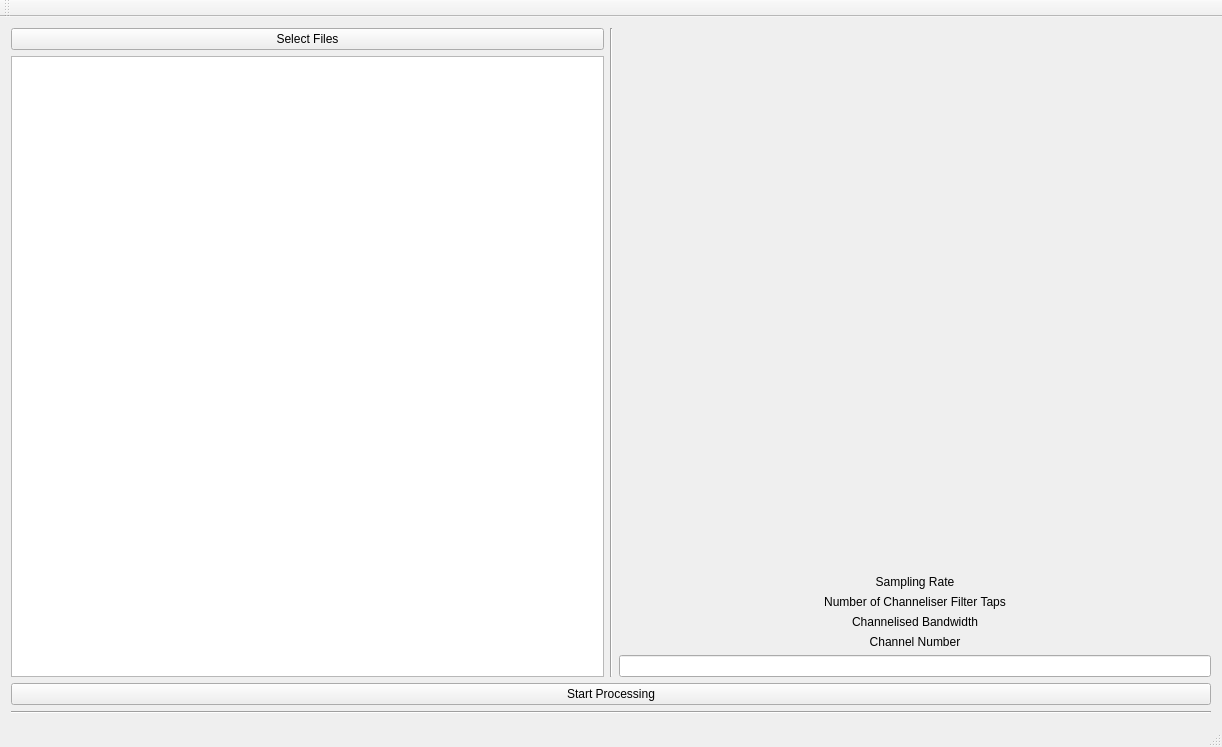
Before: the Qt Designer form mainwindow.ui in icyveins7/SignalObserver, drawn with Qt 5.
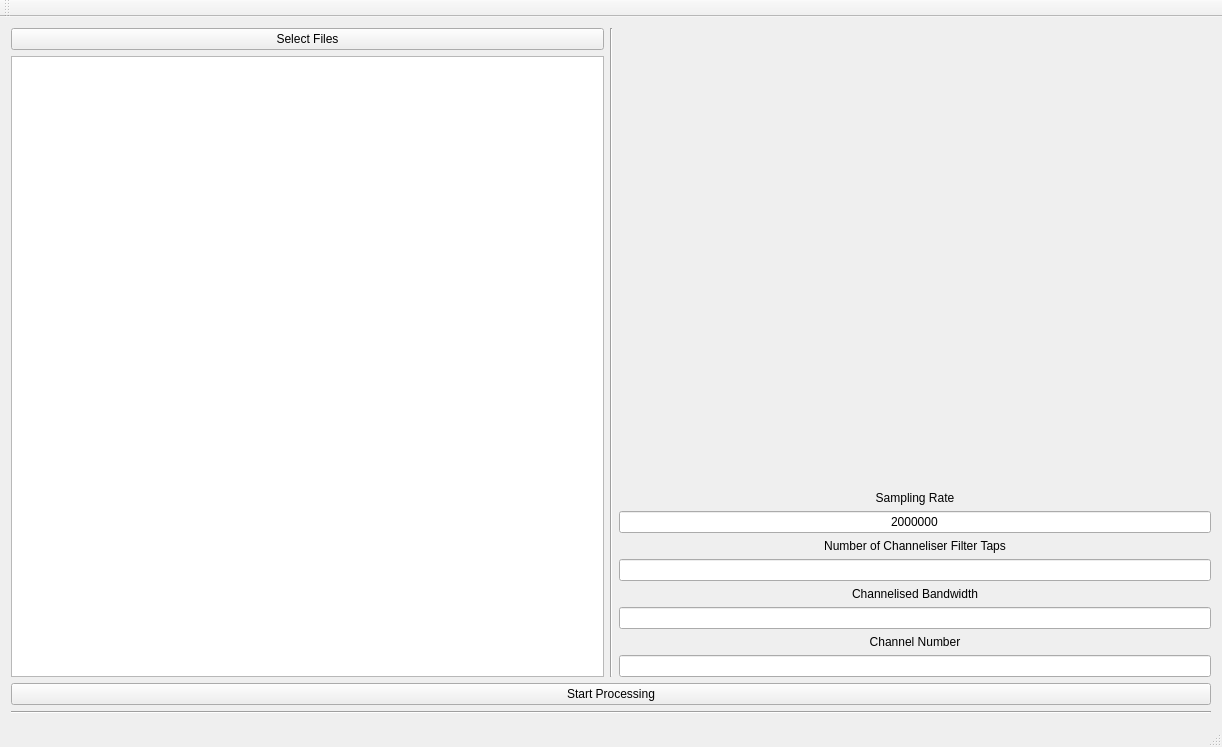
After: the same form once the commit is applied.

```diff
--- a/mainwindow.ui
+++ b/mainwindow.ui
@@ -65,6 +65,16 @@
             </property>
            </widget>
           </item>
+          <item>
+           <widget class="QLineEdit" name="fsEdit">
+            <property name="text">
+             <string>2000000</string>
+            </property>
+            <property name="alignment">
+             <set>Qt::AlignCenter</set>
+            </property>
+           </widget>
+          </item>
           <item>
            <widget class="QLabel" name="label_3">
             <property name="text">
@@ -75,6 +85,13 @@
             </property>
            </widget>
           </item>
+          <item>
+           <widget class="QLineEdit" name="numTapsEdit">
+            <property name="alignment">
+             <set>Qt::AlignCenter</set>
+            </property>
+           </widget>
+          </item>
           <item>
            <widget class="QLabel" name="label_2">
             <property name="text">
@@ -85,6 +102,13 @@
             </property>
            </widget>
           </item>
+          <item>
+           <widget class="QLineEdit" name="chnBWEdit">
+            <property name="alignment">
+             <set>Qt::AlignCenter</set>
+            </property>
+           </widget>
+          </item>
           <item>
            <widget class="QLabel" name="chnlNumberLabel">
             <property name="text">
```
Left out of the diff: 8 changed lines with no effect on the pictures.
